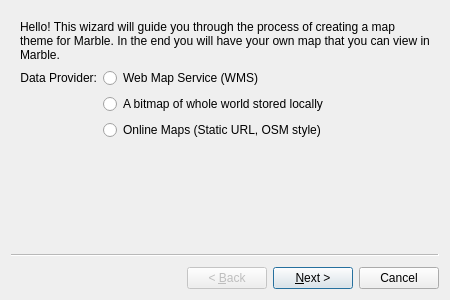
Above: src/lib/MapWizard.ui from KDE/marble before the change. Below: the same form after it.
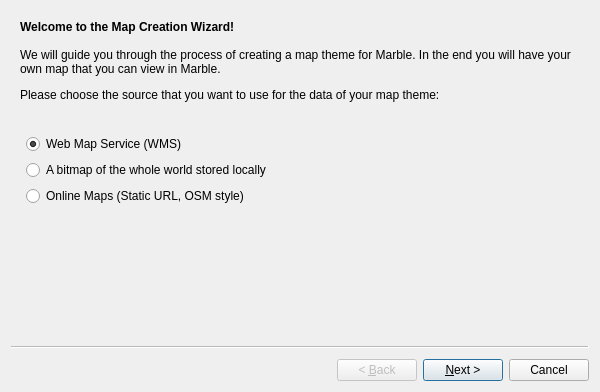
That is the form after the change. Icons and pictures are not drawn.

Commit message: Fixes: Polish the UI file for the Wizard up a bit: - Change text a bit to provide better instructions how to use it - Add tooltips everywhere

Patch:
```diff
--- a/src/lib/MapWizard.ui
+++ b/src/lib/MapWizard.ui
@@ -6,10 +6,16 @@
    <rect>
     <x>0</x>
     <y>0</y>
-    <width>450</width>
-    <height>300</height>
+    <width>600</width>
+    <height>392</height>
    </rect>
   </property>
+  <property name="minimumSize">
+   <size>
+    <width>600</width>
+    <height>392</height>
+   </size>
+  </property>
   <property name="windowTitle">
    <string>Marble Map Theme Creation Wizard</string>
   </property>
@@ -21,10 +27,21 @@
     <string notr="true">0</string>
    </attribute>
    <layout class="QFormLayout" name="formLayout_3">
+    <property name="fieldGrowthPolicy">
+     <enum>QFormLayout::ExpandingFieldsGrow</enum>
+    </property>
     <item row="0" column="0" colspan="2">
      <widget class="QLabel" name="labelIntroInfo">
       <property name="text">
-       <string>Hello! This wizard will guide you through the process of creating a map theme for Marble. In the end you will have your own map that you can view in Marble.</string>
+       <string>&lt;!DOCTYPE HTML PUBLIC &quot;-//W3C//DTD HTML 4.0//EN&quot; &quot;http://www.w3.org/TR/REC-html40/strict.dtd&quot;&gt;
+&lt;html&gt;&lt;head&gt;&lt;meta name=&quot;qrichtext&quot; content=&quot;1&quot; /&gt;&lt;style type=&quot;text/css&quot;&gt;
+p, li { white-space: pre-wrap; }
+&lt;/style&gt;&lt;/head&gt;&lt;body style=&quot; font-family:'Sans Serif'; font-size:9pt; font-weight:400; font-style:normal;&quot;&gt;
+&lt;p style=&quot; margin-top:0px; margin-bottom:0px; margin-left:0px; margin-right:0px; -qt-block-indent:0; text-indent:0px;&quot;&gt;&lt;span style=&quot; font-weight:600;&quot;&gt;Welcome to the Map Creation Wizard!&lt;/span&gt;&lt;/p&gt;
+&lt;p style=&quot;-qt-paragraph-type:empty; margin-top:0px; margin-bottom:0px; margin-left:0px; margin-right:0px; -qt-block-indent:0; text-indent:0px;&quot;&gt;&lt;/p&gt;
+&lt;p style=&quot; margin-top:0px; margin-bottom:0px; margin-left:0px; margin-right:0px; -qt-block-indent:0; text-indent:0px;&quot;&gt;We will guide you through the process of creating a map theme for Marble. In the end you will have your own map that you can view in Marble.&lt;/p&gt;
+&lt;p style=&quot; margin-top:12px; margin-bottom:12px; margin-left:0px; margin-right:0px; -qt-block-indent:0; text-indent:0px;&quot;&gt;Please choose the source that you want to use for the data of your map theme:&lt;/p&gt;
+&lt;p style=&quot;-qt-paragraph-type:empty; margin-top:12px; margin-bottom:12px; margin-left:0px; margin-right:0px; -qt-block-indent:0; text-indent:0px;&quot;&gt;&lt;/p&gt;&lt;/body&gt;&lt;/html&gt;</string>
       </property>
       <property name="alignment">
        <set>Qt::AlignLeading|Qt::AlignLeft|Qt::AlignVCenter</set>
@@ -34,27 +51,20 @@
       </property>
      </widget>
     </item>
-    <item row="1" column="0">
-     <widget class="QLabel" name="labelDataProvider">
-      <property name="text">
-       <string>Data Provider:</string>
-      </property>
-      <property name="alignment">
-       <set>Qt::AlignRight|Qt::AlignTrailing|Qt::AlignVCenter</set>
-      </property>
-     </widget>
-    </item>
     <item row="1" column="1">
      <widget class="QRadioButton" name="radioButtonWms">
       <property name="text">
        <string>Web Map Service (WMS)</string>
       </property>
+      <property name="checked">
+       <bool>true</bool>
+      </property>
      </widget>
     </item>
     <item row="2" column="1">
      <widget class="QRadioButton" name="radioButtonBitmap">
       <property name="text">
-       <string>A bitmap of whole world stored locally</string>
+       <string>A bitmap of the whole world stored locally</string>
       </property>
      </widget>
     </item>
```
Left out of the diff: 353 changed lines with no effect on the pictures. Lines whose indentation alone changed are shown as unchanged. The commit also changes 1 other file.
